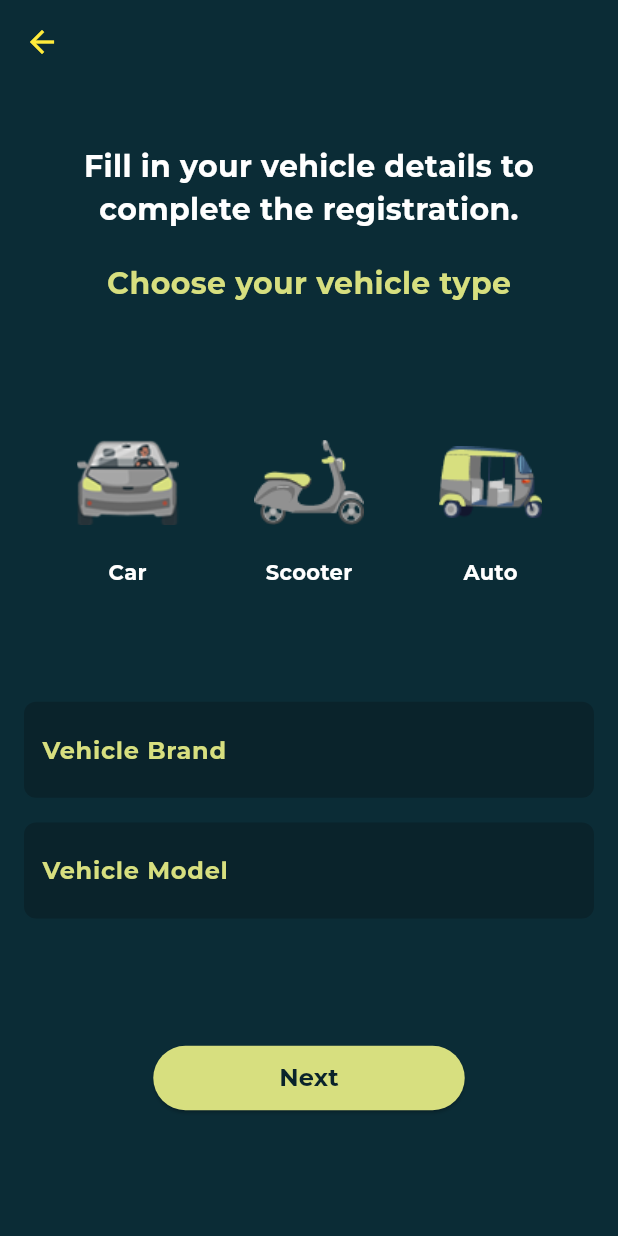
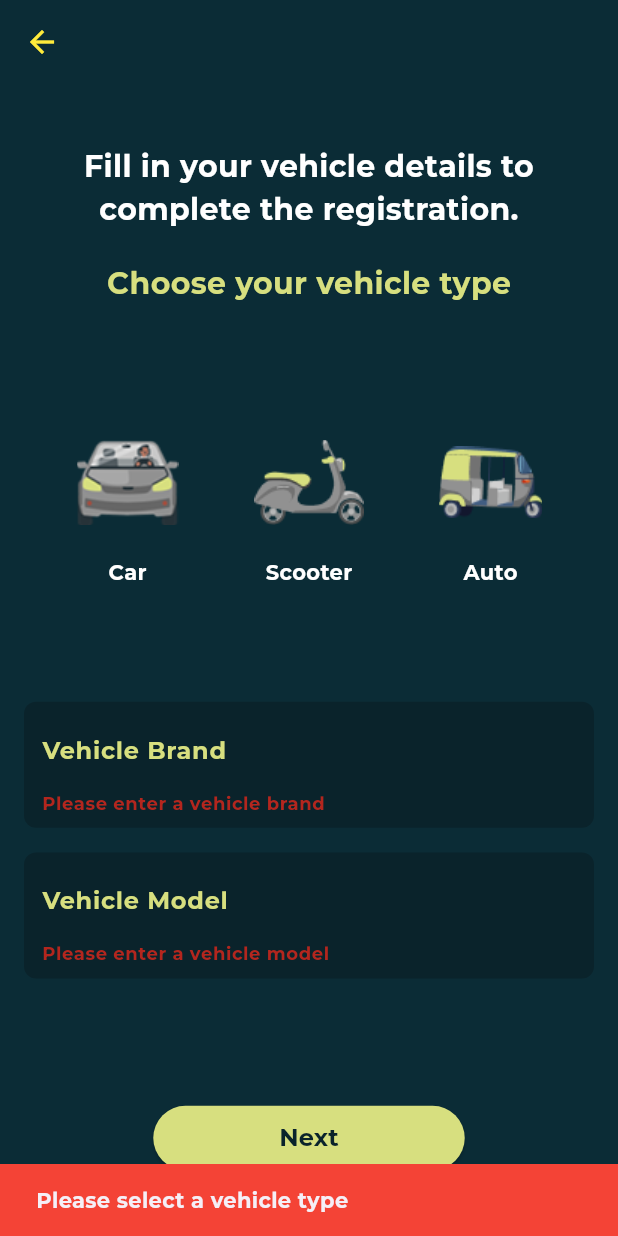
Before and after one commit to Dante291/waygo, a Flutter app: the VehicleTypeScreen screen opened directly with empty values, after a tap on "Next", on a phone screen of 412 x 824 dp. Run offline on Flutter 3.47's test engine with Material 3 defaults, Android fonts, the phone set to English and light mode, and no system bars; our stand-ins replace cloud_firestore, firebase_auth, firebase_core, flutter_map, flutter_typeahead, geolocator and 4 more; accounts and stored records are empty; project files that could hold a hidden picture were left out.

Commit message:
small fix

```diff
--- a/lib/views/after_auth/home_screen_view.dart
+++ b/lib/views/after_auth/home_screen_view.dart
@@ -1,3 +1,5 @@
+import 'dart:convert';
+
 import 'package:flutter/material.dart';
 import 'package:waygo/models/user.dart';
 import 'package:waygo/widgets/ride_list_item.dart';
@@ -54,7 +56,7 @@ class _HomeScreenState extends State<HomeScreen> {
               CircleAvatar(
                 radius: 35,
                 backgroundImage: widget.user.userProfilePhoto.isNotEmpty
-                    ? NetworkImage(widget.user.userProfilePhoto)
+                    ? MemoryImage(base64Decode(widget.user.userProfilePhoto))
                     : null,
                 backgroundColor: Colors.blueGrey,
                 child: widget.user.userProfilePhoto.isEmpty
--- a/lib/views/after_auth/user_profile/user_details_screen.dart
+++ b/lib/views/after_auth/user_profile/user_details_screen.dart
@@ -1,3 +1,5 @@
+import 'dart:convert';
+
 import 'package:flutter/material.dart';
 import 'package:intl/intl.dart';
 import 'package:waygo/models/user.dart';
@@ -120,7 +122,7 @@ class UserProfileScreen extends StatelessWidget {
               CircleAvatar(
                 radius: 50,
                 backgroundImage: user.userProfilePhoto.isNotEmpty
-                    ? NetworkImage(user.userProfilePhoto)
+                    ? MemoryImage(base64Decode(user.userProfilePhoto))
                     : null,
                 child: user.userProfilePhoto.isEmpty
                     ? Text(
--- a/lib/views/after_auth/user_profile/user_profile.dart
+++ b/lib/views/after_auth/user_profile/user_profile.dart
@@ -1,3 +1,5 @@
+import 'dart:convert';
+
 import 'package:firebase_auth/firebase_auth.dart';
 import 'package:flutter/material.dart';
 import 'package:waygo/models/user.dart';
@@ -81,7 +83,7 @@ class UserProfile extends StatelessWidget {
           CircleAvatar(
             radius: 35,
             backgroundImage: user.userProfilePhoto.isNotEmpty
-                ? NetworkImage(user.userProfilePhoto)
+                ? MemoryImage(base64Decode(user.userProfilePhoto))
                 : null,
             backgroundColor: Colors.blueGrey,
             child: user.userProfilePhoto.isEmpty
--- a/lib/views/authentication/offer_ride_registration.dart
+++ b/lib/views/authentication/offer_ride_registration.dart
@@ -66,19 +66,41 @@ class _VehicleTypeScreenState extends State<VehicleTypeScreen> {
                   ],
                 ),
                 SizedBox(height: MediaQuery.of(context).size.height * 0.09),
-                _buildTextField(_vehicleBrandController, 'Vehicle Brand'),
+                _buildTextField(_vehicleBrandController, 'Vehicle Brand',
+                    (value) {
+                  if (value == null || value.isEmpty) {
+                    return 'Please enter a vehicle brand';
+                  }
+                  return null;
+                }),
                 SizedBox(height: MediaQuery.of(context).size.height * 0.02),
-                _buildTextField(_vehicleModelController, 'Vehicle Model'),
+                _buildTextField(_vehicleModelController, 'Vehicle Model',
+                    (value) {
+                  if (value == null || value.isEmpty) {
+                    return 'Please enter a vehicle model';
+                  }
+                  return null;
+                }),
                 SizedBox(height: MediaQuery.of(context).size.height * 0.1),
                 ElevatedButton(
                   onPressed: () {
-                    if (_formKey.currentState!.validate()) {
+                    // Validate all fields
+                    if (_formKey.currentState!.validate() &&
+                        _selectedVehicleType != null) {
                       widget.user.vehicleType = _selectedVehicleType!;
                       widget.user.vehicleBrand = _vehicleBrandController.text;
                       widget.user.vehicleModel = _vehicleModelController.text;
                       Navigator.of(context).push(MaterialPageRoute(
                           builder: (context) =>
                               VehicleDetailsScreen(user: widget.user)));
+                    } else if (_selectedVehicleType == null) {
+                      // Show an alert if no vehicle type is selected
+                      ScaffoldMessenger.of(context).showSnackBar(
+                        const SnackBar(
+                          content: Text('Please select a vehicle type'),
+                          backgroundColor: Colors.red,
+                        ),
+                      );
                     }
                   },
                   style: ElevatedButton.styleFrom(
@@ -138,7 +160,7 @@ class _VehicleTypeScreenState extends State<VehicleTypeScreen> {
   }
 
   Widget _buildTextField(TextEditingController controller, String hintText,
-      {String? Function(String?)? validator}) {
+      String? Function(String?)? validator) {
     return Container(
       padding: const EdgeInsets.symmetric(horizontal: 12, vertical: 8),
       decoration: BoxDecoration(
```
Also changed, not shown: lib/views/after_auth/offer_ride_section/offer_ride_section.dart (+70 -21 lines), lib/views/authentication/vehicle_info_screen2.dart (+69 -13 lines), assets/images/origin-icon.png (added), assets/images/pin-location.png (added).
